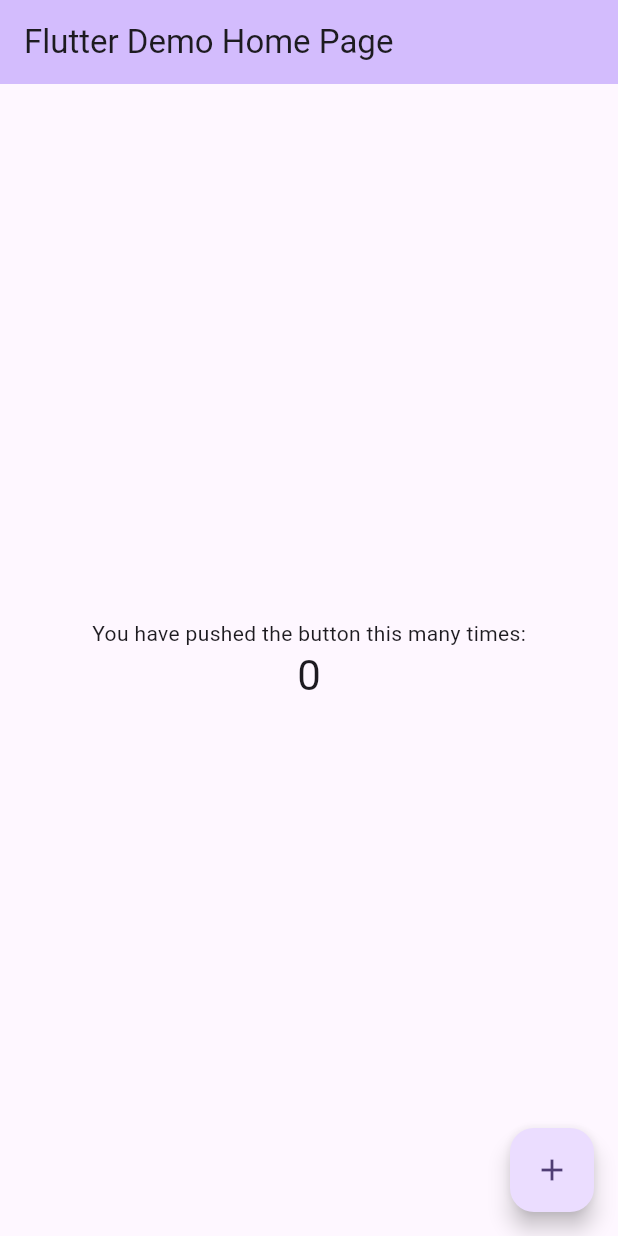
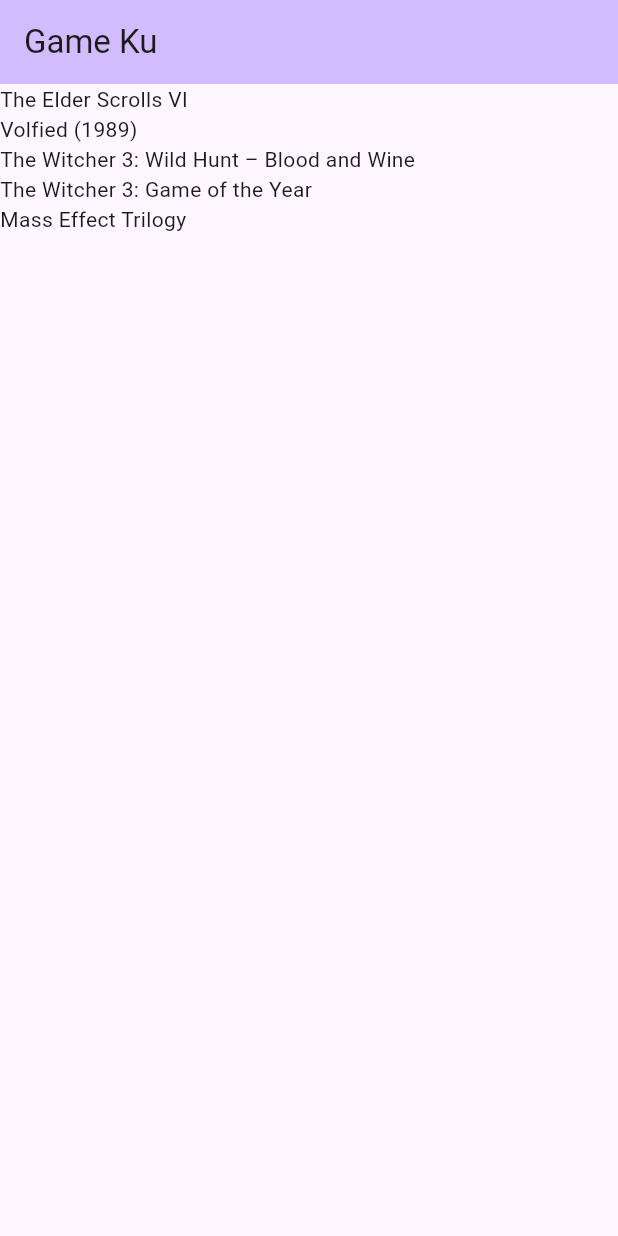
Before and after one commit to anangkur/Game-Ku, a Flutter app: the screen it shows after launch, on a phone screen of 412 x 824 dp. Run offline on Flutter 3.47's test engine with Material 2 defaults, Android fonts, the light colour scheme and no system bars.

Commit message:
fix: remove comments

```diff
--- /dev/null
+++ b/lib/game.dart
@@ -0,0 +1,11 @@
+class Game {
+  int id;
+  String slug;
+  String name;
+  String backgroundImage;
+  double rating;
+  int ratingCount;
+
+  Game(this.id, this.slug, this.name, this.backgroundImage,
+      this.rating, this.ratingCount);
+}
--- a/lib/main.dart
+++ b/lib/main.dart
@@ -1,4 +1,5 @@
 import 'package:flutter/material.dart';
+import 'package:gameku/game.dart';
 
 void main() {
   runApp(const MyApp());
@@ -7,46 +8,21 @@
 class MyApp extends StatelessWidget {
   const MyApp({super.key});
 
-  // This widget is the root of your application.
   @override
   Widget build(BuildContext context) {
     return MaterialApp(
       title: 'Flutter Demo',
       theme: ThemeData(
-        // This is the theme of your application.
-        //
-        // TRY THIS: Try running your application with "flutter run". You'll see
-        // the application has a blue toolbar. Then, without quitting the app,
-        // try changing the seedColor in the colorScheme below to Colors.green
-        // and then invoke "hot reload" (save your changes or press the "hot
-        // reload" button in a Flutter-supported IDE, or press "r" if you used
-        // the command line to start the app).
-        //
-        // Notice that the counter didn't reset back to zero; the application
-        // state is not lost during the reload. To reset the state, use hot
-        // restart instead.
-        //
-        // This works for code too, not just values: Most code changes can be
-        // tested with just a hot reload.
         colorScheme: ColorScheme.fromSeed(seedColor: Colors.deepPurple),
         useMaterial3: true,
       ),
-      home: const MyHomePage(title: 'Flutter Demo Home Page'),
+      home: const MyHomePage(title: 'Game Ku'),
     );
   }
 }
 
 class MyHomePage extends StatefulWidget {
   const MyHomePage({super.key, required this.title});
-
-  // This widget is the home page of your application. It is stateful, meaning
-  // that it has a State object (defined below) that contains fields that affect
-  // how it looks.
-
-  // This class is the configuration for the state. It holds the values (in this
-  // case the title) provided by the parent (in this case the App widget) and
-  // used by the build method of the State. Fields in a Widget subclass are
-  // always marked "final".
 
   final String title;
 
@@ -55,71 +31,67 @@
 }
 
 class _MyHomePageState extends State<MyHomePage> {
-  int _counter = 0;
-
-  void _incrementCounter() {
-    setState(() {
-      // This call to setState tells the Flutter framework that something has
-      // changed in this State, which causes it to rerun the build method below
-      // so that the display can reflect the updated values. If we changed
-      // _counter without calling setState(), then the build method would not be
-      // called again, and so nothing would appear to happen.
-      _counter++;
-    });
-  }
+  final list = [
+    Game(
+      58781,
+      "the-elder-scrolls-vi",
+      "The Elder Scrolls VI",
+      "https://media.rawg.io/media/games/b40/b40eba32d8715d5fdf9634939fe0eca3.jpg",
+      5.0,
+      6,
+    ),
+    Game(
+      55161,
+      "volfied-1989",
+      "Volfied (1989)",
+      "https://media.rawg.io/media/screenshots/ded/ded4b73ca6523c19fcd08690be401d49.jpg",
+      4.83,
+      6,
+    ),
+    Game(
+      43252,
+      "the-witcher-3-wild-hunt-blood-and-wine",
+      "The Witcher 3: Wild Hunt – Blood and Wine",
+      "https://media.rawg.io/media/games/b51/b51c3649322ac0de9dfbe83435eda449.jpg",
+      4.81,
+      554,
+    ),
+    Game(
+      257255,
+      "the-witcher-3-game-of-the-year",
+      "The Witcher 3: Game of the Year",
+      "https://media.rawg.io/media/screenshots/6e1/6e13d9acb4e7a6e184f24892f52c4544.jpg",
+      4.78,
+      674,
+    ),
+    Game(
+      4167,
+      "mass-effect-trilogy",
+      "Mass Effect Trilogy",
+      "https://media.rawg.io/media/games/036/036b0631f855ec96a4a2065511635116.jpg",
+      4.75,
+      129,
+    ),
+  ];
 
   @override
   Widget build(BuildContext context) {
-    // This method is rerun every time setState is called, for instance as done
-    // by the _incrementCounter method above.
-    //
-    // The Flutter framework has been optimized to make rerunning build methods
-    // fast, so that you can just rebuild anything that needs updating rather
-    // than having to individually change instances of widgets.
     return Scaffold(
       appBar: AppBar(
-        // TRY THIS: Try changing the color here to a specific color (to
-        // Colors.amber, perhaps?) and trigger a hot reload to see the AppBar
-        // change color while the other colors stay the same.
         backgroundColor: Theme.of(context).colorScheme.inversePrimary,
-        // Here we take the value from the MyHomePage object that was created by
-        // the App.build method, and use it to set our appbar title.
         title: Text(widget.title),
       ),
       body: Center(
-        // Center is a layout widget. It takes a single child and positions it
-        // in the middle of the parent.
-        child: Column(
-          // Column is also a layout widget. It takes a list of children and
-          // arranges them vertically. By default, it sizes itself to fit its
-          // children horizontally, and tries to be as tall as its parent.
-          //
-          // Column has various properties to control how it sizes itself and
-          // how it positions its children. Here we use mainAxisAlignment to
-          // center the children vertically; the main axis here is the vertical
-          // axis because Columns are vertical (the cross axis would be
-          // horizontal).
-          //
-          // TRY THIS: Invoke "debug painting" (choose the "Toggle Debug Paint"
-          // action in the IDE, or press "p" in the console), to see the
-          // wireframe for each widget.
-          mainAxisAlignment: MainAxisAlignment.center,
-          children: <Widget>[
-            const Text(
-              'You have pushed the button this many times:',
-            ),
-            Text(
-              '$_counter',
-              style: Theme.of(context).textTheme.headlineMedium,
-            ),
-          ],
-        ),
-      ),
-      floatingActionButton: FloatingActionButton(
-        onPressed: _incrementCounter,
-        tooltip: 'Increment',
-        child: const Icon(Icons.add),
-      ), // This trailing comma makes auto-formatting nicer for build methods.
+          child: ListView.builder(
+        itemBuilder: (context, index) {
+          final item = list[index];
+          return InkWell(
+            onTap: () {},
+            child: Text(item.name),
+          );
+        },
+        itemCount: list.length,
+      )),
     );
   }
 }
```
